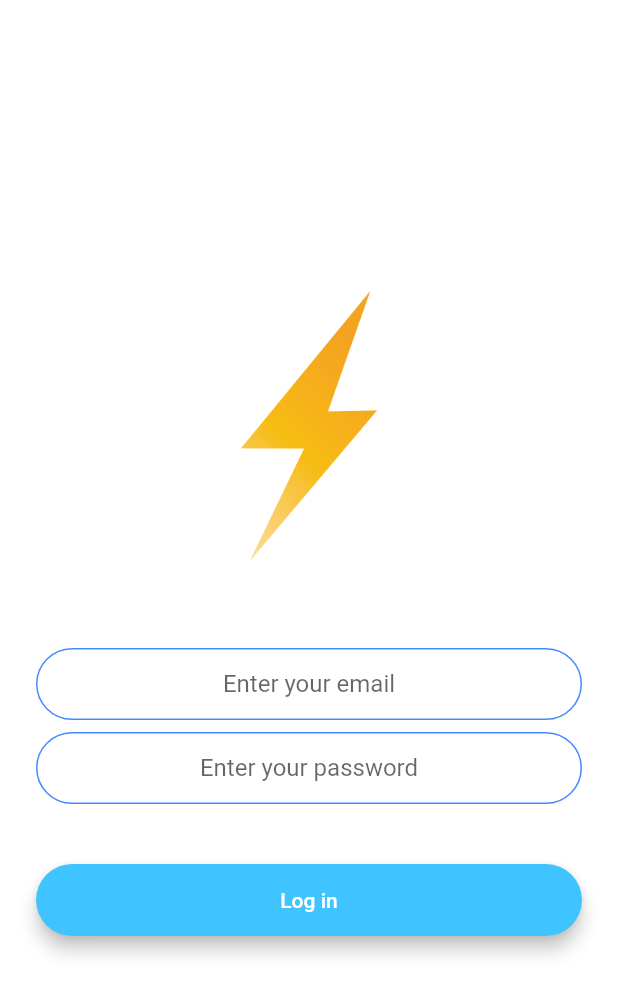
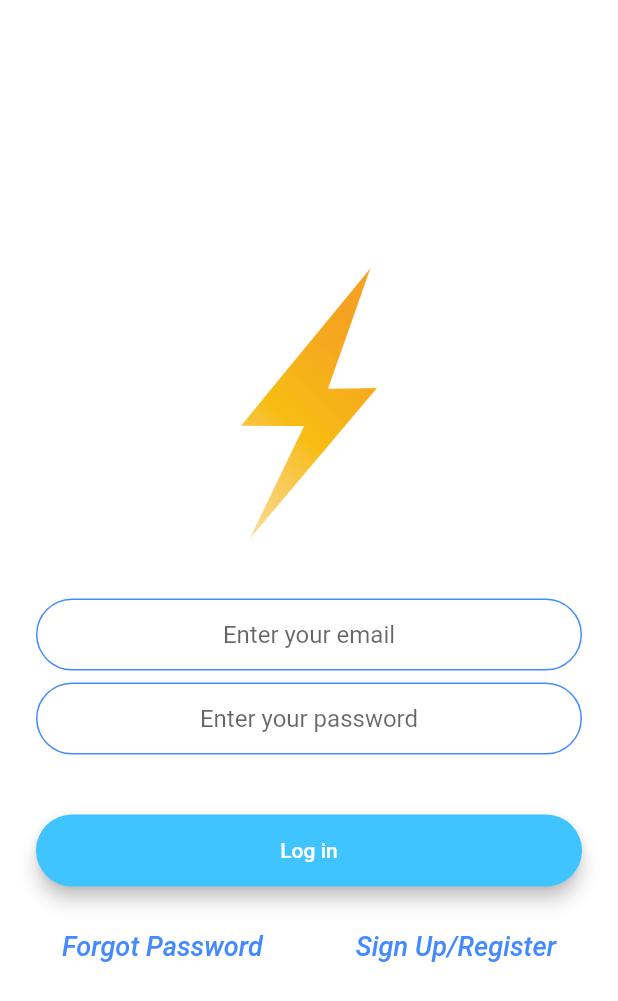
Before and after one commit to zexes/flash_chat, a Flutter app: the screen it shows after launch, after a tap on "Log In", on a phone screen of 412 x 824 dp. Shown: the top 1001 px of the screen. Run offline on Flutter 3.47's test engine with Material 2 defaults, Android fonts, the light colour scheme and no system bars; our stand-ins replace animated_text_kit, cloud_firestore, firebase_auth, modal_progress_hud, rflutter_alert; missing offline and left inert: emoji_picker; accounts and stored records are empty.

Commit message:
refactor all Firebase authentication to a separate class, Add forgot password and sign up button implemented. closes #23, closes #25

```diff
--- /dev/null
+++ b/lib/authentication/base_auth.dart
@@ -0,0 +1,10 @@
+import 'package:firebase_auth/firebase_auth.dart';
+import 'package:flutter/material.dart';
+
+abstract class BaseAuth {
+  Future<bool> signIn(String email, String password, BuildContext context);
+  void signOut(BuildContext context);
+  Future<bool> signUp(String username, String password, BuildContext context);
+  Future<FirebaseUser> currentUser();
+  Future<void> resetPassword(String email);
+}
--- a/lib/constants.dart
+++ b/lib/constants.dart
@@ -33,3 +33,6 @@ const kTextFieldDecoration = InputDecoration(
     borderRadius: BorderRadius.all(Radius.circular(32.0)),
   ),
 );
+
+const kLoginText = TextStyle(
+    fontSize: 18.0, color: Colors.blueAccent, fontStyle: FontStyle.italic);
--- a/lib/screens/chat_screen.dart
+++ b/lib/screens/chat_screen.dart
@@ -1,5 +1,6 @@
 import 'package:emoji_picker/emoji_picker.dart';
 import 'package:firebase_auth/firebase_auth.dart';
+import 'package:flash_chat/authentication/auth.dart';
 import 'package:flutter/material.dart';
 import 'package:flash_chat/constants.dart';
 import 'package:cloud_firestore/cloud_firestore.dart';
@@ -51,7 +52,7 @@ class _ChatScreenState extends State<ChatScreen> {
 
   void getCurrentUser() async {
     try {
-      final user = await _auth.currentUser();
+      final user = await Auth().currentUser();
       if (user != null) {
         loggedInUser = user;
         print(loggedInUser.email);
@@ -70,8 +71,7 @@ class _ChatScreenState extends State<ChatScreen> {
             IconButton(
                 icon: Icon(Icons.close),
                 onPressed: () {
-                  _auth.signOut();
-                  Navigator.pop(context);
+                  Auth().signOut(context);
                 }),
           ],
           title: Text('⚡️Chat'),
--- a/lib/screens/login_screen.dart
+++ b/lib/screens/login_screen.dart
@@ -1,13 +1,12 @@
-import 'package:firebase_auth/firebase_auth.dart';
 import 'package:flash_chat/alert_error.dart';
+import 'package:flash_chat/authentication/auth.dart';
 import 'package:flash_chat/component/rounded_button.dart';
-import 'package:flash_chat/screens/chat_screen.dart';
 import 'package:flutter/material.dart';
 import 'package:flutter/services.dart';
 import 'package:modal_progress_hud/modal_progress_hud.dart';
 import 'package:rflutter_alert/rflutter_alert.dart';
-
 import '../constants.dart';
+import 'registration_screen.dart';
 
 class LoginScreen extends StatefulWidget {
   static String id = 'login_screen';
@@ -17,28 +16,27 @@ class LoginScreen extends StatefulWidget {
 }
 
 class _LoginScreenState extends State<LoginScreen> {
-  final _auth = FirebaseAuth.instance;
-
   bool showSpinner = false;
   String email;
   String password;
 
-  void signIn() async {
-    try {
-      final user = await _auth.signInWithEmailAndPassword(
-        email: email,
-        password: password,
-      );
-      if (user != null) {
-        Navigator.pushNamed(context, ChatScreen.id);
-      }
-      setState(() {
-        showSpinner = false;
-      });
-    } on PlatformException catch (e) {
-      AlertAndError.errorHandler(e, context);
-    }
-  }
+//  void signIn() async {
+//    try {
+//      final user = await _auth.signInWithEmailAndPassword(
+//        email: email,
+//        password: password,
+//      );
+//      if (user != null) {
+//        Navigator.pushNamed(context, ChatScreen.id);
+//      }
+//      setState(() {
+//        showSpinner = false;
+//      });
+//    } on PlatformException catch (e) {
+//      AlertAndError.errorHandler(e, context);
+//    }
+//
+//  }
 
   @override
   Widget build(BuildContext context) {
@@ -62,7 +60,7 @@ class _LoginScreenState extends State<LoginScreen> {
                 ),
               ),
               SizedBox(
-                height: 48.0,
+                height: 30.0,
               ),
               TextField(
                 keyboardType: TextInputType.emailAddress,
@@ -90,7 +88,7 @@ class _LoginScreenState extends State<LoginScreen> {
               ),
               RoundedButton(
                 color: Colors.lightBlueAccent,
-                onPressed: () {
+                onPressed: () async {
                   setState(() {
                     showSpinner = true;
                   });
@@ -103,10 +101,40 @@ class _LoginScreenState extends State<LoginScreen> {
                         LoginScreen.id);
                     return;
                   }
-                  signIn();
+//                  signIn();
+                  bool spinnerOpp =
+                      await Auth().signIn(email, password, context);
+
+                  setState(() {
+                    showSpinner = !spinnerOpp;
+                  });
                 },
                 title: 'Log in',
               ),
+              Row(
+                mainAxisAlignment: MainAxisAlignment.center,
+                children: <Widget>[
+                  FlatButton(
+                    child: Text(
+                      'Forgot Password',
+                      style: kLoginText,
+                    ),
+                    onPressed: () {},
+                  ),
+                  SizedBox(
+                    width: 30.0,
+                  ),
+                  FlatButton(
+                    child: Text(
+                      'Sign Up/Register',
+                      style: kLoginText,
+                    ),
+                    onPressed: () {
+                      Navigator.pushNamed(context, RegistrationScreen.id);
+                    },
+                  )
+                ],
+              )
             ],
           ),
         ),
--- a/lib/screens/welcome_screen.dart
+++ b/lib/screens/welcome_screen.dart
@@ -89,7 +89,7 @@ class _WelcomeScreenState extends State<WelcomeScreen>
                 ],
               ),
               SizedBox(
-                height: 48.0,
+                height: 30.0,
               ),
               RoundedButton(
                 color: Colors.lightBlueAccent,
@@ -105,6 +105,12 @@ class _WelcomeScreenState extends State<WelcomeScreen>
                 },
                 title: 'Register',
               ),
+              SizedBox(
+                height: 30.0,
+              ),
+              Row(
+                children: <Widget>[],
+              )
             ],
           ),
         ),
```
Also changed, not shown: lib/alert_error.dart (+20 -0 lines), lib/authentication/auth.dart (added, +70 -0 lines), lib/screens/registration_screen.dart (+4 -11 lines).
